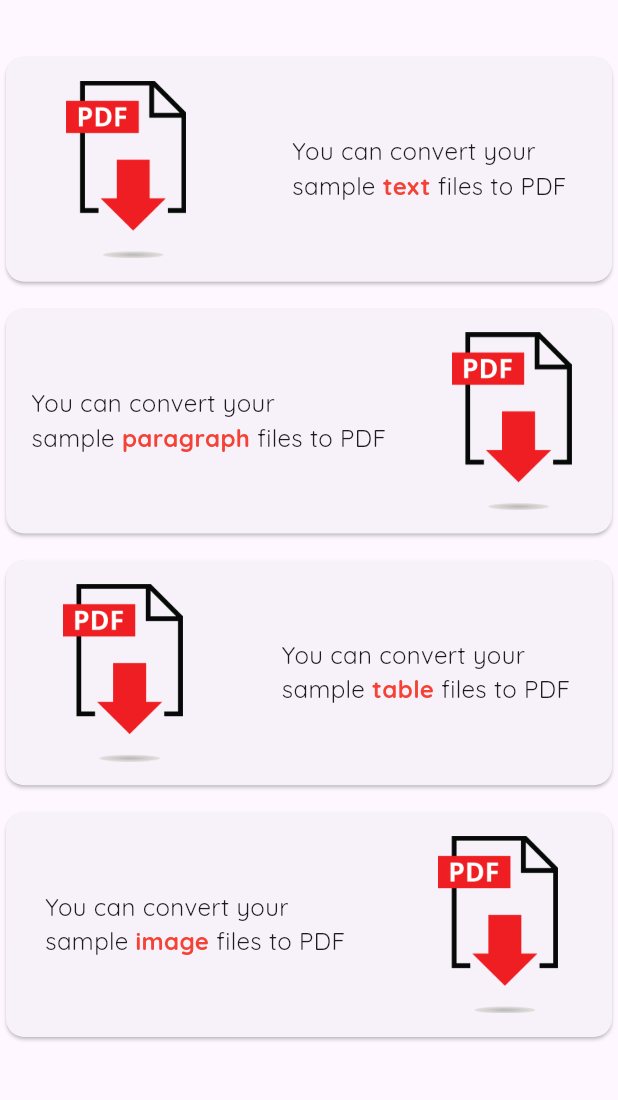
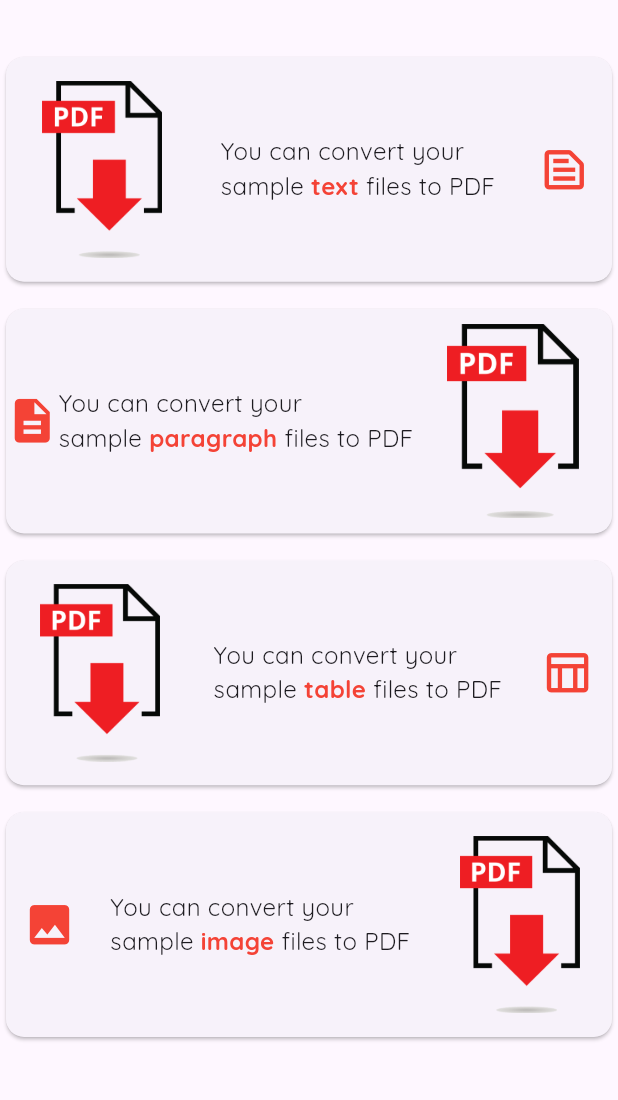
Before and after one commit to yusufgokhankuyu/PDF_Convertor, a Flutter app: the screen it shows after launch, on a phone screen of 412 x 824 dp, the part 63-1163 px from its top. Run offline on Flutter 3.47's test engine with Material 3 defaults, Android fonts, the phone set to English and light mode, and no system bars; our stand-ins replace animated_splash_screen, google_fonts, lottie, open_file, pdf, printing.

Commit message:
Icons are added

```diff
--- a/lib/HomeScreen.dart
+++ b/lib/HomeScreen.dart
@@ -62,10 +62,12 @@ class _HomeScreenState extends State<HomeScreen> {
                             text: ' files to PDF',
                             style: GoogleFonts.quicksand(fontSize: 16)),
                       ],
-                    )
-                        // "You can convert your \nsample text files to PDF",
-                        // style: GoogleFonts.quicksand(fontSize: 16),
+                    )),
                   ),
+                  const Icon(
+                    Icons.text_snippet_outlined,
+                    color: Colors.red,
+                    size: 35,
                   ),
                 ],
               ),
@@ -87,6 +89,11 @@ class _HomeScreenState extends State<HomeScreen> {
               child: Row(
                 mainAxisAlignment: MainAxisAlignment.spaceAround,
                 children: [
+                  const Icon(
+                    Icons.description,
+                    color: Colors.red,
+                    size: 35,
+                  ),
                   Container(
                     alignment: Alignment.center,
                     child: Text.rich(TextSpan(
@@ -106,12 +113,14 @@ class _HomeScreenState extends State<HomeScreen> {
                       ],
                     )),
                   ),
-                  Container(
+                  Expanded(
+                    child: Container(
                       padding: const EdgeInsets.all(10),
                       width: 100,
                       height: MediaQuery.sizeOf(context).height / 5.5,
                       child: Image.asset(
                         "assets/pdf.png",
+                      ),
                     ),
                   ),
                 ],
@@ -157,6 +166,11 @@ class _HomeScreenState extends State<HomeScreen> {
                       ],
                     )),
                   ),
+                  const Icon(
+                    Icons.table_chart_outlined,
+                    color: Colors.red,
+                    size: 35,
+                  ),
                 ],
               ),
             ),
@@ -173,6 +187,11 @@ class _HomeScreenState extends State<HomeScreen> {
               child: Row(
                 mainAxisAlignment: MainAxisAlignment.spaceAround,
                 children: [
+                  const Icon(
+                    Icons.image,
+                    color: Colors.red,
+                    size: 35,
+                  ),
                   Container(
                     alignment: Alignment.center,
                     child: Text.rich(TextSpan(
```
Lines whose indentation alone changed are shown as unchanged.
